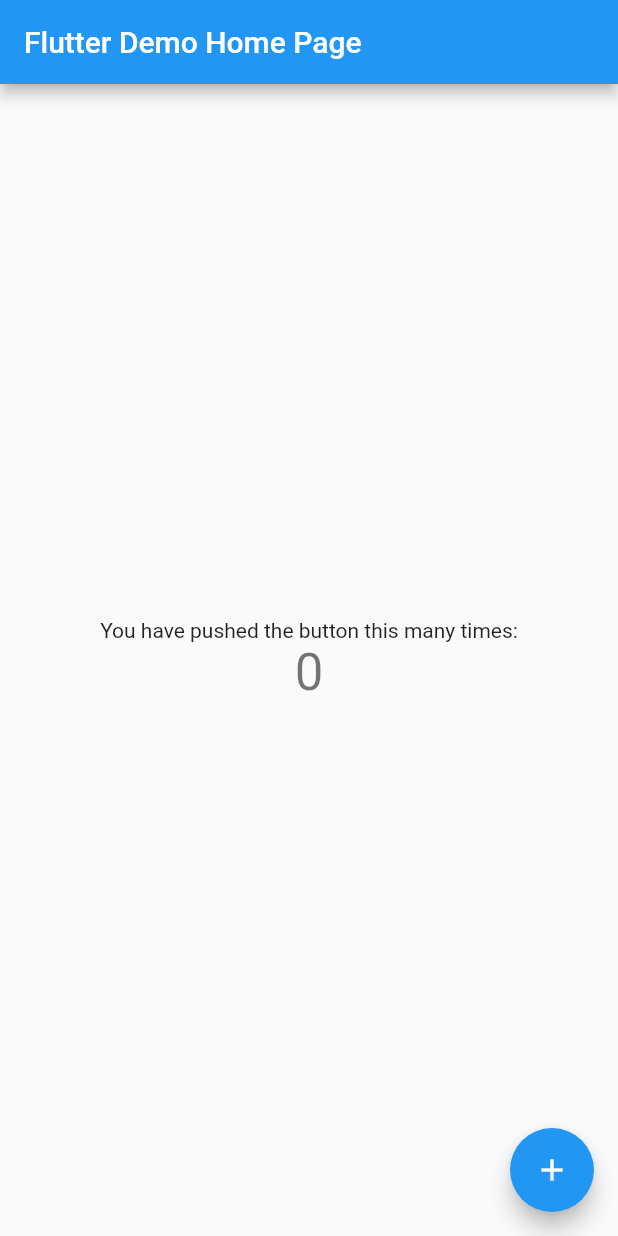
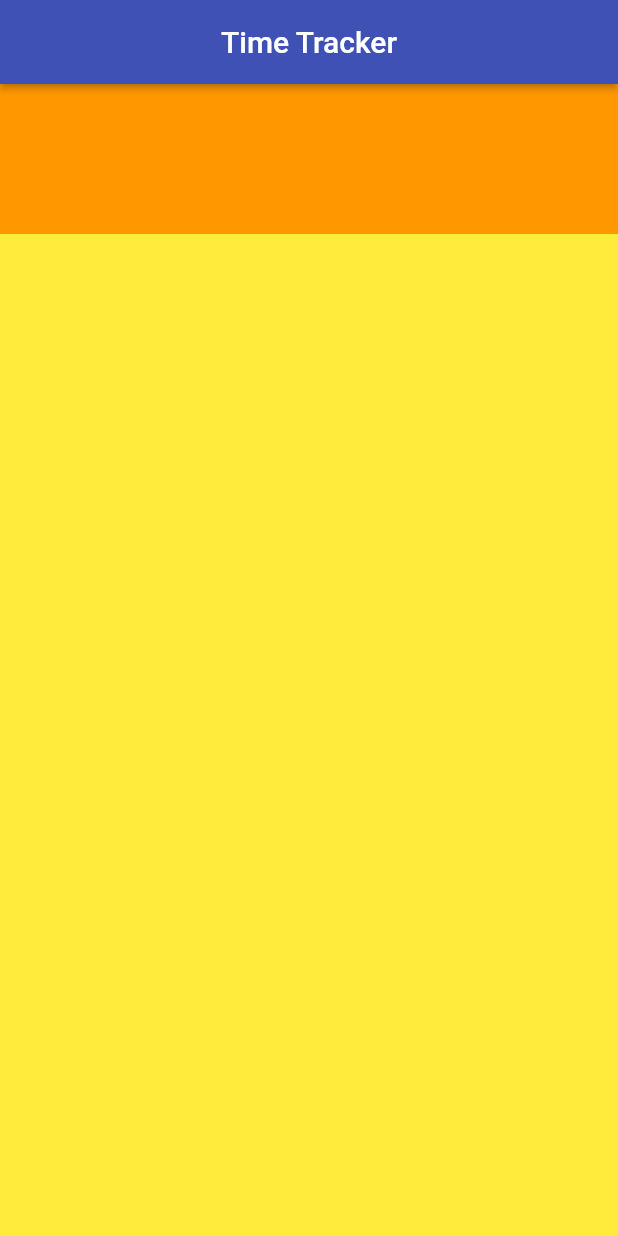
Before and after one commit to YogiHodor09/fullstack_flutter_app, a Flutter app: the screen it shows after launch, on a phone screen of 412 x 824 dp. Run offline on Flutter 3.47's test engine with Material 2 defaults, Android fonts, the light colour scheme and no system bars.

Commit message:
added signin_page !!

```diff
--- /dev/null
+++ b/lib/app/sign_in/sign_in_page.dart
@@ -0,0 +1,35 @@
+import 'package:flutter/material.dart';
+
+class SignInPage extends StatelessWidget {
+  const SignInPage({Key? key}) : super(key: key);
+
+  @override
+  Widget build(BuildContext context) {
+    return Scaffold(
+      appBar: AppBar(
+        elevation: 2.0,
+        title: const Text('Time Tracker'),
+        centerTitle: true,
+        backgroundColor: Colors.indigo,
+      ),
+      body: _buildContent(),
+    );
+  }
+
+  Widget _buildContent() {
+    return Container(
+      color: Colors.yellow,
+      child: Column(
+        crossAxisAlignment: CrossAxisAlignment.stretch,
+        children: [
+          Container(
+            color: Colors.orange,
+            child: const SizedBox(
+              height: 100.0,
+            ),
+          )
+        ],
+      ),
+    );
+  }
+}
--- a/lib/main.dart
+++ b/lib/main.dart
@@ -1,4 +1,5 @@
 import 'package:flutter/material.dart';
+import 'package:fullstack_flutter_app/app/sign_in/sign_in_page.dart';
 
 void main() {
   runApp(const MyApp());
@@ -7,110 +8,12 @@
 class MyApp extends StatelessWidget {
   const MyApp({Key? key}) : super(key: key);
 
-  // This widget is the root of your application.
   @override
   Widget build(BuildContext context) {
     return MaterialApp(
-      title: 'Flutter Demo',
-      debugShowCheckedModeBanner: false,
-      theme: ThemeData(
-        // This is the theme of your application.
-        //
-        // Try running your application with "flutter run". You'll see the
-        // application has a blue toolbar. Then, without quitting the app, try
-        // changing the primarySwatch below to Colors.green and then invoke
-        // "hot reload" (press "r" in the console where you ran "flutter run",
-        // or simply save your changes to "hot reload" in a Flutter IDE).
-        // Notice that the counter didn't reset back to zero; the application
-        // is not restarted.
-        primarySwatch: Colors.blue,
-      ),
-      home: const MyHomePage(title: 'Flutter Demo Home Page'),
-    );
+        debugShowCheckedModeBanner: false,
+        title: 'Time Tracker',
+        theme: ThemeData(primarySwatch: Colors.indigo),
+        home: const SignInPage());
   }
 }
-
-class MyHomePage extends StatefulWidget {
-  const MyHomePage({Key? key, required this.title}) : super(key: key);
-
-  // This widget is the home page of your application. It is stateful, meaning
-  // that it has a State object (defined below) that contains fields that affect
-  // how it looks.
-
-  // This class is the configuration for the state. It holds the values (in this
-  // case the title) provided by the parent (in this case the App widget) and
-  // used by the build method of the State. Fields in a Widget subclass are
-  // always marked "final".
-
-  final String title;
-
-  @override
-  State<MyHomePage> createState() => _MyHomePageState();
-}
-
-class _MyHomePageState extends State<MyHomePage> {
-  int _counter = 0;
-
-  void _incrementCounter() {
-    setState(() {
-      // This call to setState tells the Flutter framework that something has
-      // changed in this State, which causes it to rerun the build method below
-      // so that the display can reflect the updated values. If we changed
-      // _counter without calling setState(), then the build method would not be
-      // called again, and so nothing would appear to happen.
-      _counter++;
-    });
-  }
-
-  @override
-  Widget build(BuildContext context) {
-    // This method is rerun every time setState is called, for instance as done
-    // by the _incrementCounter method above.
-    //
-    // The Flutter framework has been optimized to make rerunning build methods
-    // fast, so that you can just rebuild anything that needs updating rather
-    // than having to individually change instances of widgets.
-    return Scaffold(
-      appBar: AppBar(
-        // Here we take the value from the MyHomePage object that was created by
-        // the App.build method, and use it to set our appbar title.
-        title: Text(widget.title),
-      ),
-      body: Center(
-        // Center is a layout widget. It takes a single child and positions it
-        // in the middle of the parent.
-        child: Column(
-          // Column is also a layout widget. It takes a list of children and
-          // arranges them vertically. By default, it sizes itself to fit its
-          // children horizontally, and tries to be as tall as its parent.
-          //
-          // Invoke "debug painting" (press "p" in the console, choose the
-          // "Toggle Debug Paint" action from the Flutter Inspector in Android
-          // Studio, or the "Toggle Debug Paint" command in Visual Studio Code)
-          // to see the wireframe for each widget.
-          //
-          // Column has various properties to control how it sizes itself and
-          // how it positions its children. Here we use mainAxisAlignment to
-          // center the children vertically; the main axis here is the vertical
-          // axis because Columns are vertical (the cross axis would be
-          // horizontal).
-          mainAxisAlignment: MainAxisAlignment.center,
-          children: <Widget>[
-            const Text(
-              'You have pushed the button this many times:',
-            ),
-            Text(
-              '$_counter',
-              style: Theme.of(context).textTheme.headline4,
-            ),
-          ],
-        ),
-      ),
-      floatingActionButton: FloatingActionButton(
-        onPressed: _incrementCounter,
-        tooltip: 'Increment',
-        child: const Icon(Icons.add),
-      ), // This trailing comma makes auto-formatting nicer for build methods.
-    );
-  }
-}
```
